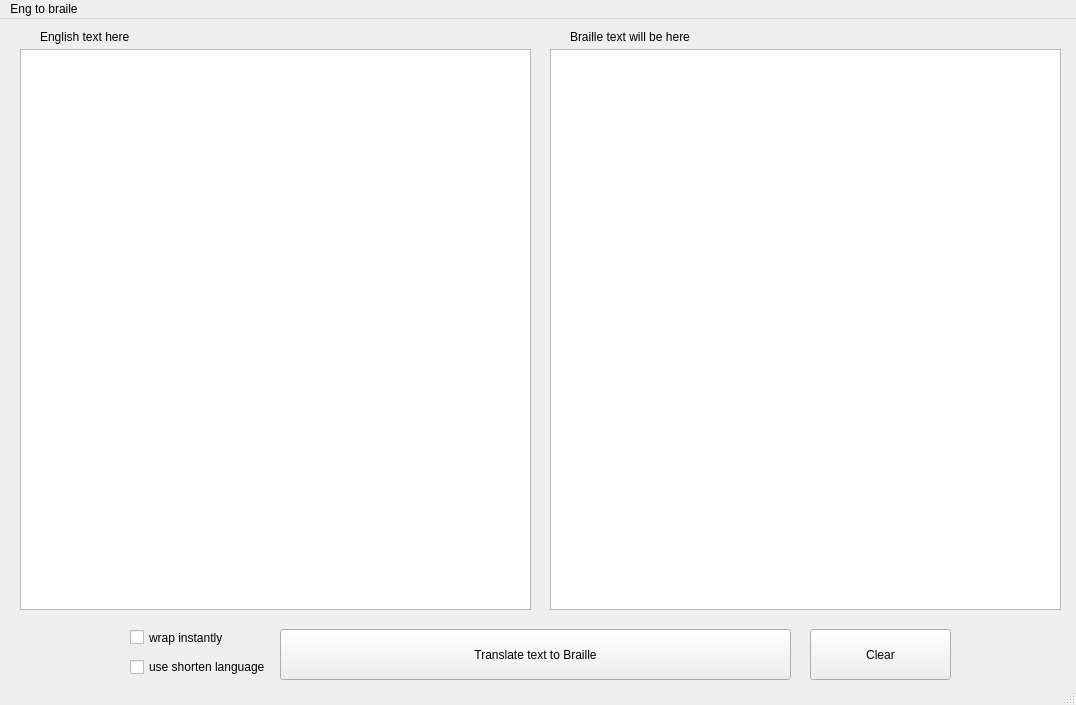
This is translator.ui in Lockd/arcadia as Qt 5 draws it before an edit. The edited form follows.
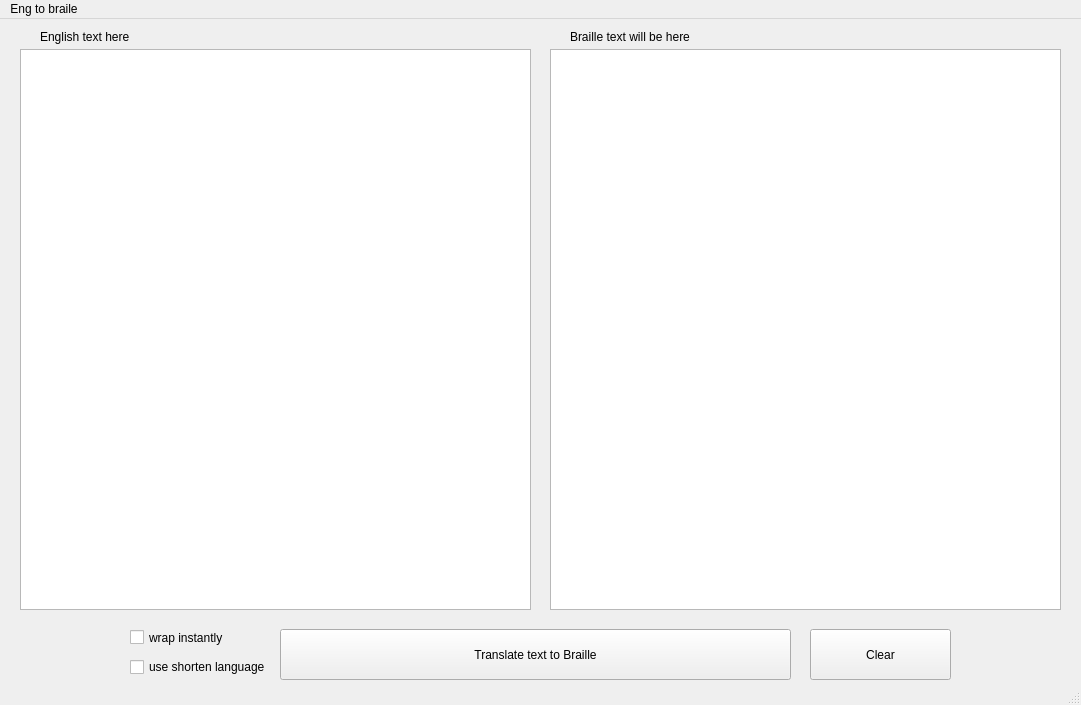
This is the edited form.

Patch:
```diff
--- a/translator.ui
+++ b/translator.ui
@@ -9,7 +9,7 @@
    <rect>
     <x>0</x>
     <y>0</y>
-    <width>1076</width>
+    <width>1081</width>
     <height>705</height>
    </rect>
   </property>
@@ -153,7 +153,7 @@
     <rect>
      <x>0</x>
      <y>0</y>
-     <width>1076</width>
+     <width>1081</width>
      <height>21</height>
     </rect>
    </property>
```
